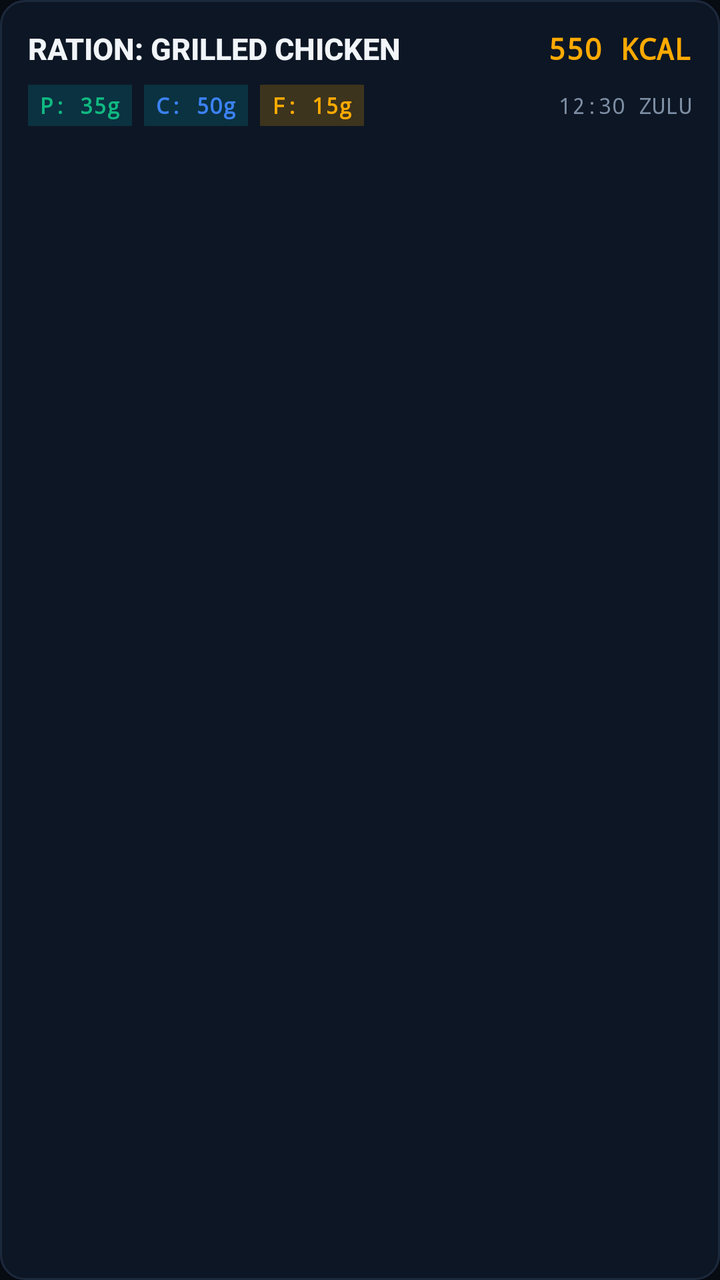
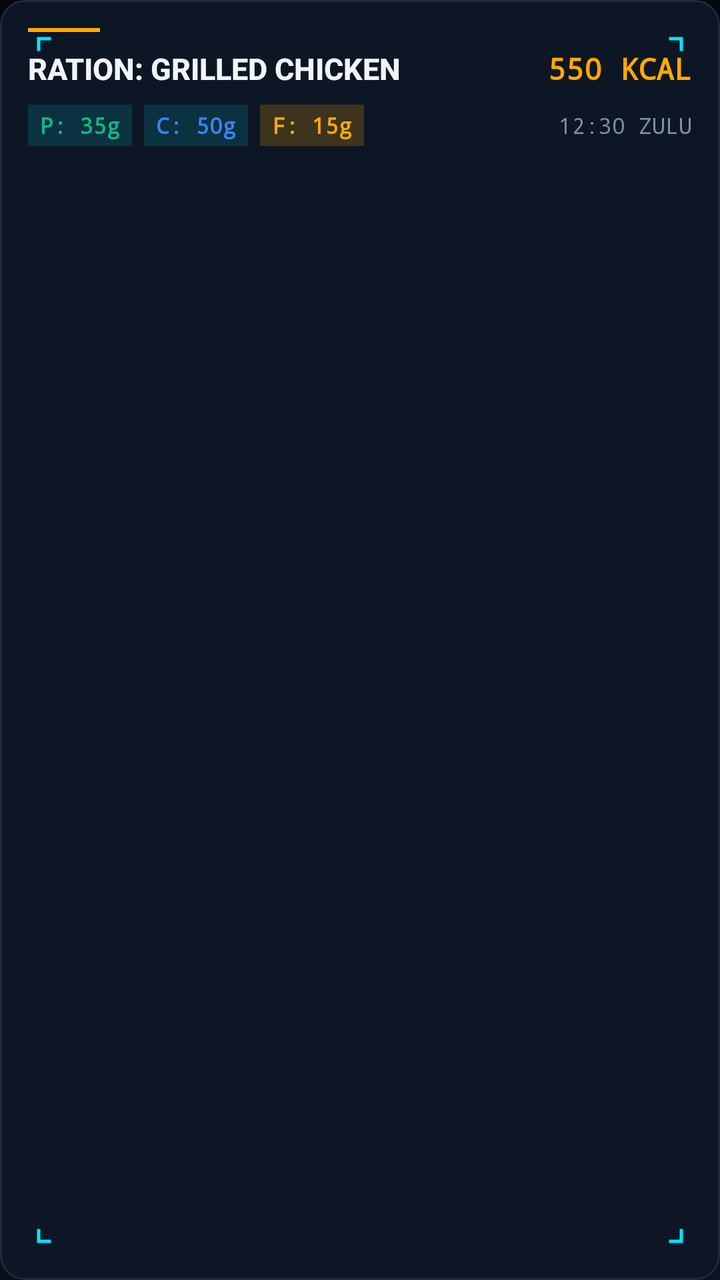

Two renders of the same Android screen: before a commit and after it. Below are the layout's source before the change and the commit's diff.
<!-- AndroidManifest.xml: application theme Theme.KazuhiraSync -->
<!-- res/layout/item_meal.xml -->
<?xml version="1.0" encoding="utf-8"?>
<LinearLayout xmlns:android="http://schemas.android.com/apk/res/android"
    android:layout_width="match_parent"
    android:layout_height="wrap_content"
    android:orientation="vertical"
    android:background="@drawable/bg_idroid_card"
    android:padding="14dp"
    android:layout_marginVertical="4dp">

    <RelativeLayout
        android:layout_width="match_parent"
        android:layout_height="wrap_content"
        android:layout_marginBottom="8dp">

        <TextView
            android:id="@+id/tvMealTitle"
            android:layout_width="wrap_content"
            android:layout_height="wrap_content"
            android:layout_alignParentStart="true"
            android:layout_toStartOf="@id/tvMealCalories"
            android:text="RATION: GRILLED CHICKEN"
            android:textSize="15sp"
            android:textStyle="bold"
            android:textColor="@color/idroid_text_main"
            android:fontFamily="sans-serif-medium" />

        <TextView
            android:id="@+id/tvMealCalories"
            android:layout_width="wrap_content"
            android:layout_height="wrap_content"
            android:layout_alignParentEnd="true"
            android:text="550 KCAL"
            android:textSize="15sp"
            android:textStyle="bold"
            android:textColor="@color/idroid_amber"
            android:fontFamily="monospace" />
    </RelativeLayout>

    
    <LinearLayout
        android:layout_width="match_parent"
        android:layout_height="wrap_content"
        android:orientation="horizontal"
        android:gravity="center_vertical">

        <TextView
            android:id="@+id/tvProteinBadge"
            android:layout_width="wrap_content"
            android:layout_height="wrap_content"
            android:text="P: 35g"
            android:textSize="11sp"
            android:textStyle="bold"
            android:textColor="@color/idroid_green"
            android:background="@color/idroid_cyan_dim"
            android:paddingHorizontal="6dp"
            android:paddingVertical="3dp"
            android:layout_marginEnd="6dp"
            android:fontFamily="monospace" />

        <TextView
            android:id="@+id/tvCarbBadge"
            android:layout_width="wrap_content"
            android:layout_height="wrap_content"
            android:text="C: 50g"
            android:textSize="11sp"
            android:textStyle="bold"
            android:textColor="@color/idroid_blue"
            android:background="@color/idroid_cyan_dim"
            android:paddingHorizontal="6dp"
            android:paddingVertical="3dp"
            android:layout_marginEnd="6dp"
            android:fontFamily="monospace" />

        <TextView
            android:id="@+id/tvFatBadge"
            android:layout_width="wrap_content"
            android:layout_height="wrap_content"
            android:text="F: 15g"
            android:textSize="11sp"
            android:textStyle="bold"
            android:textColor="@color/idroid_amber"
            android:background="@color/idroid_amber_dim"
            android:paddingHorizontal="6dp"
            android:paddingVertical="3dp"
            android:fontFamily="monospace" />

        <View
            android:layout_width="0dp"
            android:layout_height="0dp"
            android:layout_weight="1" />

        <TextView
            android:id="@+id/tvMealTime"
            android:layout_width="wrap_content"
            android:layout_height="wrap_content"
            android:text="12:30 ZULU"
            android:textSize="11sp"
            android:textColor="@color/idroid_text_dim"
            android:fontFamily="monospace" />
    </LinearLayout>

</LinearLayout>
<!-- resources referenced by this layout -->
<resources>
  <color name="idroid_amber">#FFAA00</color>
  <color name="idroid_amber_dim">#33FFAA00</color>
  <color name="idroid_blue">#3B82F6</color>
  <color name="idroid_cyan_dim">#2200E5FF</color>
  <color name="idroid_green">#10B981</color>
  <color name="idroid_text_dim">#7D8EA4</color>
  <color name="idroid_text_main">#F1F5F9</color>
  <!-- drawable bg_idroid_card (drawable) -->
  <?xml version="1.0" encoding="utf-8"?>
  <shape xmlns:android="http://schemas.android.com/apk/res/android"
      android:shape="rectangle">
      <solid android:color="@color/idroid_card" />
      <corners android:radius="12dp" />
      <stroke
          android:width="1dp"
          android:color="@color/idroid_border" />
  </shape>
  <style name="Theme.KazuhiraSync" parent="Theme.Material3.DayNight.NoActionBar">
          
          <item name="android:statusBarColor">@color/idroid_bg</item>
          <item name="android:windowLightStatusBar">false</item>
          
          
          <item name="android:navigationBarColor">@color/idroid_bg</item>
          <item name="android:windowLightNavigationBar">false</item>
          
          
          <item name="android:windowBackground">@color/idroid_bg</item>
          
          
          <item name="colorPrimary">@color/idroid_amber</item>
          <item name="colorOnPrimary">#070B12</item>
          <item name="colorSecondary">@color/idroid_cyan</item>
          <item name="colorOnSecondary">#070B12</item>
          <item name="android:colorBackground">@color/idroid_bg</item>
      </style>
  <color name="idroid_card">#0D1624</color>
  <color name="idroid_border">#1C2A3E</color>
  <color name="idroid_bg">#070B12</color>
  <color name="idroid_cyan">#00E5FF</color>
</resources>

<!-- the commit's change to res/layout/item_meal.xml (unified diff, before → after) -->
@@ -1,102 +1,143 @@
 <?xml version="1.0" encoding="utf-8"?>
-<LinearLayout xmlns:android="http://schemas.android.com/apk/res/android"
+<FrameLayout xmlns:android="http://schemas.android.com/apk/res/android"
     android:layout_width="match_parent"
     android:layout_height="wrap_content"
-    android:orientation="vertical"
     android:background="@drawable/bg_idroid_card"
     android:padding="14dp"
     android:layout_marginVertical="4dp">
 
-    <RelativeLayout
-        android:layout_width="match_parent"
-        android:layout_height="wrap_content"
-        android:layout_marginBottom="8dp">
-
-        <TextView
-            android:id="@+id/tvMealTitle"
-            android:layout_width="wrap_content"
-            android:layout_height="wrap_content"
-            android:layout_alignParentStart="true"
-            android:layout_toStartOf="@id/tvMealCalories"
-            android:text="RATION: GRILLED CHICKEN"
-            android:textSize="15sp"
-            android:textStyle="bold"
-            android:textColor="@color/idroid_text_main"
-            android:fontFamily="sans-serif-medium" />
-
-        <TextView
-            android:id="@+id/tvMealCalories"
-            android:layout_width="wrap_content"
-            android:layout_height="wrap_content"
-            android:layout_alignParentEnd="true"
-            android:text="550 KCAL"
-            android:textSize="15sp"
-            android:textStyle="bold"
-            android:textColor="@color/idroid_amber"
-            android:fontFamily="monospace" />
-    </RelativeLayout>
-
-    
     <LinearLayout
         android:layout_width="match_parent"
         android:layout_height="wrap_content"
-        android:orientation="horizontal"
-        android:gravity="center_vertical">
+        android:orientation="vertical">
 
-        <TextView
-            android:id="@+id/tvProteinBadge"
-            android:layout_width="wrap_content"
+        
+        <View
+            android:layout_width="36dp"
+            android:layout_height="2dp"
+            android:background="@color/idroid_amber"
+            android:layout_marginBottom="8dp" />
+
+        <RelativeLayout
+            android:layout_width="match_parent"
             android:layout_height="wrap_content"
-            android:text="P: 35g"
-            android:textSize="11sp"
-            android:textStyle="bold"
-            android:textColor="@color/idroid_green"
-            android:background="@color/idroid_cyan_dim"
-            android:paddingHorizontal="6dp"
-            android:paddingVertical="3dp"
-            android:layout_marginEnd="6dp"
-            android:fontFamily="monospace" />
+            android:layout_marginBottom="8dp">
 
-        <TextView
-            android:id="@+id/tvCarbBadge"
-            android:layout_width="wrap_content"
+            <TextView
+                android:id="@+id/tvMealTitle"
+                android:layout_width="wrap_content"
+                android:layout_height="wrap_content"
+                android:layout_alignParentStart="true"
+                android:layout_toStartOf="@id/tvMealCalories"
+                android:text="RATION: GRILLED CHICKEN"
+                android:textSize="15sp"
+                android:textStyle="bold"
+                android:textColor="@color/idroid_text_main"
+                android:fontFamily="sans-serif-medium" />
+
+            <TextView
+                android:id="@+id/tvMealCalories"
+                android:layout_width="wrap_content"
+                android:layout_height="wrap_content"
+                android:layout_alignParentEnd="true"
+                android:text="550 KCAL"
+                android:textSize="15sp"
+                android:textStyle="bold"
+                android:textColor="@color/idroid_amber"
+                android:fontFamily="monospace" />
+        </RelativeLayout>
+
+        
+        <LinearLayout
+            android:layout_width="match_parent"
             android:layout_height="wrap_content"
-            android:text="C: 50g"
-            android:textSize="11sp"
-            android:textStyle="bold"
-            android:textColor="@color/idroid_blue"
-            android:background="@color/idroid_cyan_dim"
-            android:paddingHorizontal="6dp"
-            android:paddingVertical="3dp"
-            android:layout_marginEnd="6dp"
-            android:fontFamily="monospace" />
+            android:orientation="horizontal"
+            android:gravity="center_vertical">
 
-        <TextView
-            android:id="@+id/tvFatBadge"
-            android:layout_width="wrap_content"
-            android:layout_height="wrap_content"
-            android:text="F: 15g"
-            android:textSize="11sp"
-            android:textStyle="bold"
-            android:textColor="@color/idroid_amber"
-            android:background="@color/idroid_amber_dim"
-            android:paddingHorizontal="6dp"
-            android:paddingVertical="3dp"
-            android:fontFamily="monospace" />
+            <TextView
+                android:id="@+id/tvProteinBadge"
+                android:layout_width="wrap_content"
+                android:layout_height="wrap_content"
+                android:text="P: 35g"
+                android:textSize="11sp"
+                android:textStyle="bold"
+                android:textColor="@color/idroid_green"
+                android:background="@color/idroid_cyan_dim"
+                android:paddingHorizontal="6dp"
+                android:paddingVertical="3dp"
+                android:layout_marginEnd="6dp"
+                android:fontFamily="monospace" />
 
-        <View
-            android:layout_width="0dp"
-            android:layout_height="0dp"
-            android:layout_weight="1" />
+            <TextView
+                android:id="@+id/tvCarbBadge"
+                android:layout_width="wrap_content"
+                android:layout_height="wrap_content"
+                android:text="C: 50g"
+                android:textSize="11sp"
+                android:textStyle="bold"
+                android:textColor="@color/idroid_blue"
+                android:background="@color/idroid_cyan_dim"
+                android:paddingHorizontal="6dp"
+                android:paddingVertical="3dp"
+                android:layout_marginEnd="6dp"
+                android:fontFamily="monospace" />
 
-        <TextView
-            android:id="@+id/tvMealTime"
-            android:layout_width="wrap_content"
-            android:layout_height="wrap_content"
-            android:text="12:30 ZULU"
-            android:textSize="11sp"
-            android:textColor="@color/idroid_text_dim"
-            android:fontFamily="monospace" />
+            <TextView
+                android:id="@+id/tvFatBadge"
+                android:layout_width="wrap_content"
+                android:layout_height="wrap_content"
+                android:text="F: 15g"
+                android:textSize="11sp"
+                android:textStyle="bold"
+                android:textColor="@color/idroid_amber"
+                android:background="@color/idroid_amber_dim"
+                android:paddingHorizontal="6dp"
+                android:paddingVertical="3dp"
+                android:fontFamily="monospace" />
+
+            <View
+                android:layout_width="0dp"
+                android:layout_height="0dp"
+                android:layout_weight="1" />
+
+            <TextView
+                android:id="@+id/tvMealTime"
+                android:layout_width="wrap_content"
+                android:layout_height="wrap_content"
+                android:text="12:30 ZULU"
+                android:textSize="11sp"
+                android:textColor="@color/idroid_text_dim"
+                android:fontFamily="monospace" />
+        </LinearLayout>
     </LinearLayout>
 
-</LinearLayout>
+    
+    <ImageView
+        android:layout_width="16dp"
+        android:layout_height="16dp"
+        android:src="@drawable/ic_corner_tl"
+        android:layout_gravity="start|top"
+        android:layout_margin="4dp"
+        android:contentDescription="@null" />
+    <ImageView
+        android:layout_width="16dp"
+        android:layout_height="16dp"
+        android:src="@drawable/ic_corner_tr"
+        android:layout_gravity="end|top"
+        android:layout_margin="4dp"
+        android:contentDescription="@null" />
+    <ImageView
+        android:layout_width="16dp"
+        android:layout_height="16dp"
+        android:src="@drawable/ic_corner_bl"
+        android:layout_gravity="start|bottom"
+        android:layout_margin="4dp"
+        android:contentDescription="@null" />
+    <ImageView
+        android:layout_width="16dp"
+        android:layout_height="16dp"
+        android:src="@drawable/ic_corner_br"
+        android:layout_gravity="end|bottom"
+        android:layout_margin="4dp"
+        android:contentDescription="@null" />
+</FrameLayout>
<!-- resource entries referenced after the edit -->
@@ -17,18 +17,70 @@
           android:width="1dp"
           android:color="@color/idroid_border" />
   </shape>
+  <!-- drawable ic_corner_bl (drawable) -->
+  <?xml version="1.0" encoding="utf-8"?>
+  <vector xmlns:android="http://schemas.android.com/apk/res/android"
+      android:width="24dp"
+      android:height="24dp"
+      android:viewportWidth="24"
+      android:viewportHeight="24">
+      <path
+          android:pathData="M2,14 L2,22 L10,22"
+          android:strokeColor="@color/idroid_cyan"
+          android:strokeWidth="2.5"
+          android:strokeLineCap="square" />
+  </vector>
+  <!-- drawable ic_corner_br (drawable) -->
+  <?xml version="1.0" encoding="utf-8"?>
+  <vector xmlns:android="http://schemas.android.com/apk/res/android"
+      android:width="24dp"
+      android:height="24dp"
+      android:viewportWidth="24"
+      android:viewportHeight="24">
+      <path
+          android:pathData="M22,14 L22,22 L14,22"
+          android:strokeColor="@color/idroid_cyan"
+          android:strokeWidth="2.5"
+          android:strokeLineCap="square" />
+  </vector>
+  <!-- drawable ic_corner_tl (drawable) -->
+  <?xml version="1.0" encoding="utf-8"?>
+  <vector xmlns:android="http://schemas.android.com/apk/res/android"
+      android:width="24dp"
+      android:height="24dp"
+      android:viewportWidth="24"
+      android:viewportHeight="24">
+      <path
+          android:pathData="M2,10 L2,2 L10,2"
+          android:strokeColor="@color/idroid_cyan"
+          android:strokeWidth="2.5"
+          android:strokeLineCap="square" />
+  </vector>
+  <!-- drawable ic_corner_tr (drawable) -->
+  <?xml version="1.0" encoding="utf-8"?>
+  <vector xmlns:android="http://schemas.android.com/apk/res/android"
+      android:width="24dp"
+      android:height="24dp"
+      android:viewportWidth="24"
+      android:viewportHeight="24">
+      <path
+          android:pathData="M22,10 L22,2 L14,2"
+          android:strokeColor="@color/idroid_cyan"
+          android:strokeWidth="2.5"
+          android:strokeLineCap="square" />
+  </vector>
   <style name="Theme.KazuhiraSync" parent="Theme.Material3.DayNight.NoActionBar">
           
-          <item name="android:statusBarColor">@color/idroid_bg</item>
+          <item name="android:statusBarColor">@color/idroid_grad_top</item>
           <item name="android:windowLightStatusBar">false</item>
+  
           
+          <item name="android:navigationBarColor">@color/idroid_grad_bottom</item>
+          <item name="android:windowLightNavigationBar">false</item>
+  
           
-          <item name="android:navigationBarColor">@color/idroid_bg</item>
-          <item name="android:windowLightNavigationBar">false</item>
-          
-          
-          <item name="android:windowBackground">@color/idroid_bg</item>
-          
+          <item name="android:windowBackground">@drawable/bg_idroid_root</item>
+  
           
           <item name="colorPrimary">@color/idroid_amber</item>
           <item name="colorOnPrimary">#070B12</item>
@@ -40,5 +92,18 @@
   <color name="idroid_border">#1C2A3E</color>
   <color name="idroid_bg">#070B12</color>
   <color name="idroid_cyan">#00E5FF</color>
+  <color name="idroid_grad_top">#0B1320</color>
+  <color name="idroid_grad_bottom">#04060A</color>
+  <!-- drawable bg_idroid_root (drawable) -->
+  <?xml version="1.0" encoding="utf-8"?>
+  <shape xmlns:android="http://schemas.android.com/apk/res/android"
+      android:shape="rectangle">
+      <gradient
+          android:type="linear"
+          android:angle="135"
+          android:startColor="#0B1320"
+          android:centerColor="#070B12"
+          android:endColor="#04060A" />
+  </shape>
 </resources>
 
